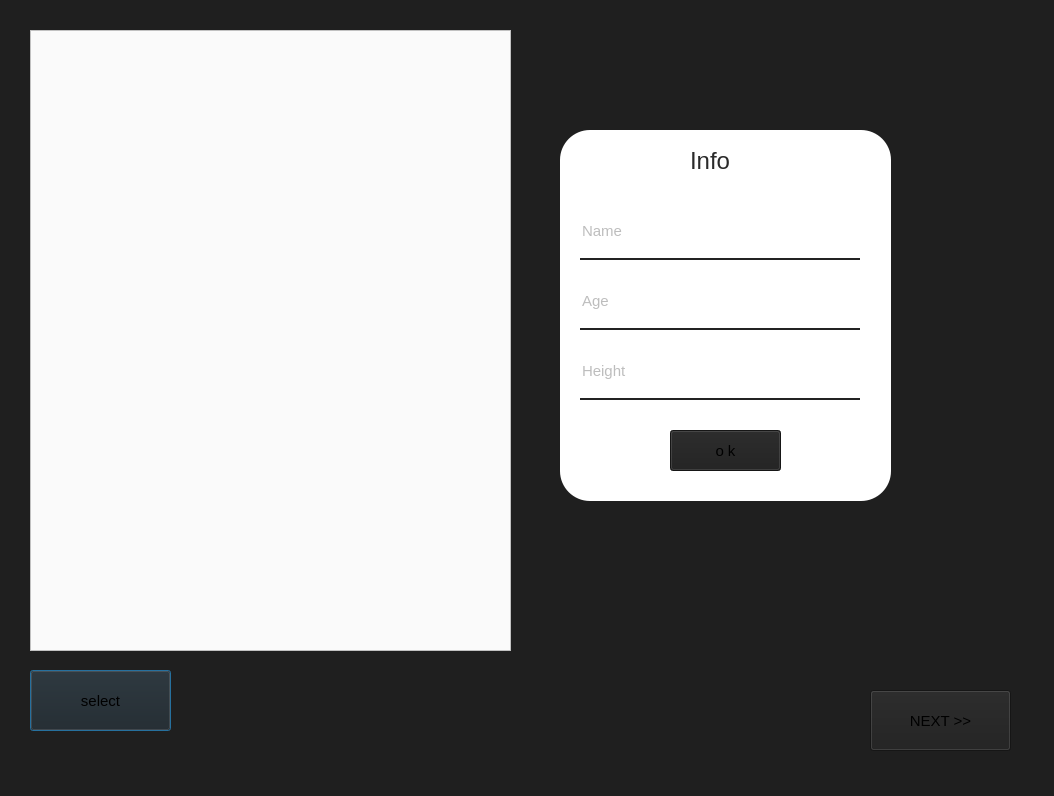
Qt form 000. 2차 플젝/dashboard_pyqt.ui (SeunghyeChae/CAKD3_tmdhey) before a commit.
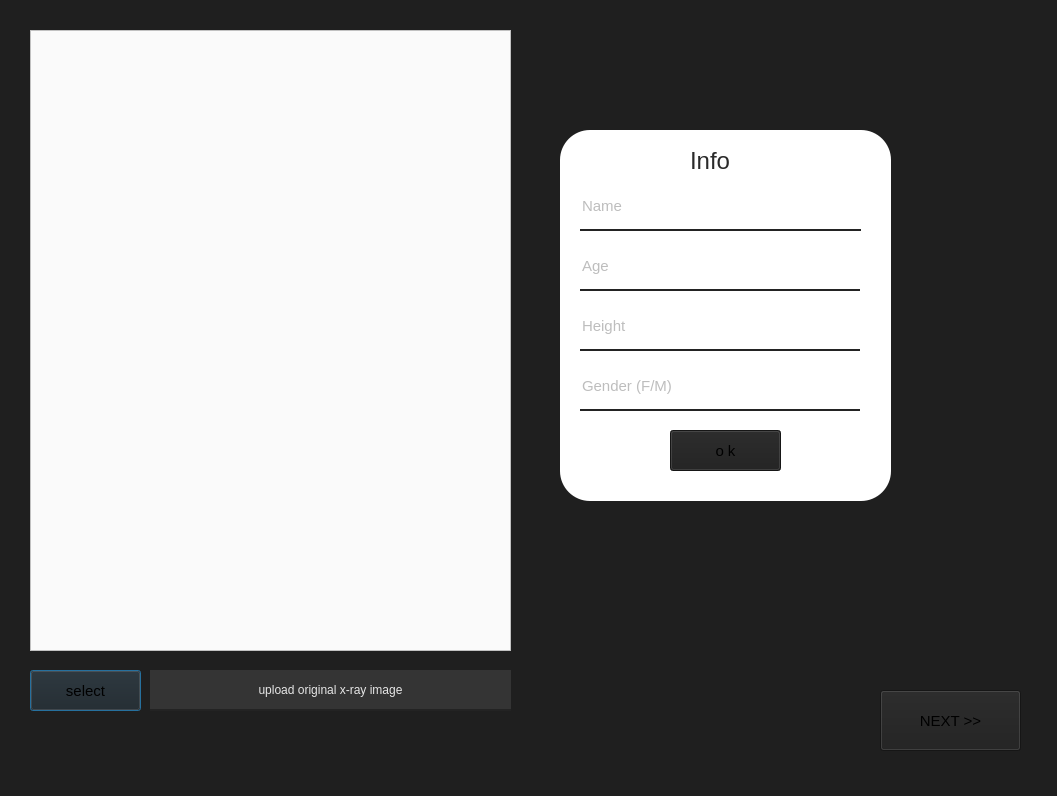
The same form after that commit. Icons and pictures are not drawn.

The edit to the form file:
```diff
--- a/000. 2차 플젝/dashboard_pyqt.ui
+++ b/000. 2차 플젝/dashboard_pyqt.ui
@@ -6,7 +6,7 @@
    <rect>
     <x>0</x>
     <y>0</y>
-    <width>1054</width>
+    <width>1057</width>
     <height>796</height>
    </rect>
   </property>
@@ -25,8 +25,8 @@
     <rect>
      <x>30</x>
      <y>670</y>
-     <width>141</width>
-     <height>61</height>
+     <width>111</width>
+     <height>41</height>
     </rect>
    </property>
    <property name="font">
@@ -102,9 +102,9 @@
    <property name="geometry">
     <rect>
      <x>580</x>
-     <y>210</y>
-     <width>280</width>
-     <height>50</height>
+     <y>190</y>
+     <width>281</width>
+     <height>41</height>
     </rect>
    </property>
    <property name="font">
@@ -128,9 +128,9 @@
    <property name="geometry">
     <rect>
      <x>580</x>
-     <y>280</y>
+     <y>250</y>
      <width>280</width>
-     <height>50</height>
+     <height>41</height>
     </rect>
    </property>
    <property name="font">
@@ -154,9 +154,9 @@
    <property name="geometry">
     <rect>
      <x>580</x>
-     <y>350</y>
+     <y>310</y>
      <width>280</width>
-     <height>50</height>
+     <height>41</height>
     </rect>
    </property>
    <property name="font">
@@ -227,7 +227,7 @@
   <widget class="QPushButton" name="next_button">
    <property name="geometry">
     <rect>
-     <x>870</x>
+     <x>880</x>
      <y>690</y>
      <width>141</width>
      <height>61</height>
@@ -259,6 +259,58 @@
     <string>NEXT &gt;&gt;</string>
    </property>
   </widget>
+  <widget class="QLabel" name="description_img">
+   <property name="geometry">
+    <rect>
+     <x>150</x>
+     <y>670</y>
+     <width>361</width>
+     <height>41</height>
+    </rect>
+   </property>
+   <property name="styleSheet">
+    <string notr="true">background-color:rgb(52, 52, 52);
+border:none;
+border-bottom: 2px solid rgb(35, 35, 35);
+color: rgb(230, 230, 230);
+</string>
+   </property>
+   <property name="text">
+    <string>upload original x-ray image</string>
+   </property>
+   <property name="alignment">
+    <set>Qt::AlignCenter</set>
+   </property>
+  </widget>
+  <widget class="QLineEdit" name="input_gender">
+   <property name="geometry">
+    <rect>
+     <x>580</x>
+     <y>370</y>
+     <width>280</width>
+     <height>41</height>
+    </rect>
+   </property>
+   <property name="font">
+    <font>
+     <family>Arial</family>
+     <pointsize>11</pointsize>
+    </font>
+   </property>
+   <property name="styleSheet">
+    <string notr="true">background-color: rgb(255, 255, 255);
+border:none;
+border-bottom: 2px solid rgb(35, 35, 35);
+color: rgb(124, 124, 124);
+padding-bottom: 7px;</string>
+   </property>
+   <property name="text">
+    <string/>
+   </property>
+   <property name="placeholderText">
+    <string>Gender (F/M)</string>
+   </property>
+  </widget>
  </widget>
  <resources/>
  <connections/>
```
